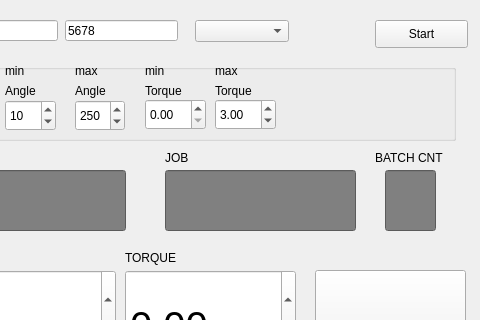
This is wpms/test.ui in gusdnd3150/PF6000 as Qt 5 draws it before an edit; both pictures show x 85 to 565 and y 0 to 320 of the 775 by 428 pixel window. The edited form follows.
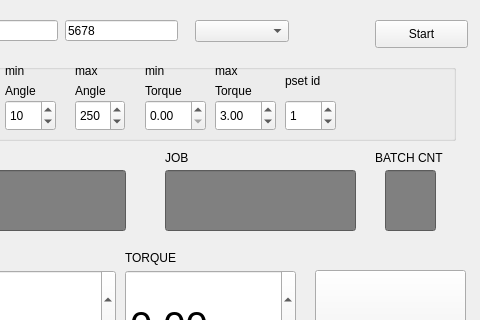
This is the edited form.

Commit message: 컨트롤러 이름 수정

What changed in the file:
```diff
--- a/wpms/test.ui
+++ b/wpms/test.ui
@@ -233,7 +233,7 @@
      <property name="geometry">
       <rect>
        <x>220</x>
-       <y>49</y>
+       <y>50</y>
        <width>61</width>
        <height>31</height>
       </rect>
@@ -269,7 +269,7 @@
      <property name="geometry">
       <rect>
        <x>290</x>
-       <y>49</y>
+       <y>50</y>
        <width>61</width>
        <height>31</height>
       </rect>
@@ -346,6 +346,35 @@
       <number>250</number>
      </property>
     </widget>
+    <widget class="QSpinBox" name="PSET">
+     <property name="geometry">
+      <rect>
+       <x>360</x>
+       <y>50</y>
+       <width>51</width>
+       <height>31</height>
+      </rect>
+     </property>
+     <property name="focusPolicy">
+      <enum>Qt::NoFocus</enum>
+     </property>
+     <property name="value">
+      <number>1</number>
+     </property>
+    </widget>
+    <widget class="QLabel" name="label_15">
+     <property name="geometry">
+      <rect>
+       <x>360</x>
+       <y>20</y>
+       <width>51</width>
+       <height>21</height>
+      </rect>
+     </property>
+     <property name="text">
+      <string>pset id</string>
+     </property>
+    </widget>
    </widget>
    <widget class="QLineEdit" name="IP">
     <property name="geometry">
```
The commit also changes 1 other file.
